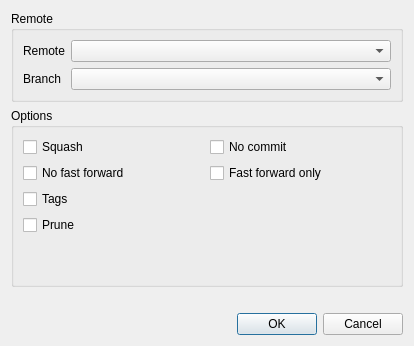
Above: src/dialogs/fetchdialog.ui from HamedMasafi/GitKlient before the change. Below: the same form after it.
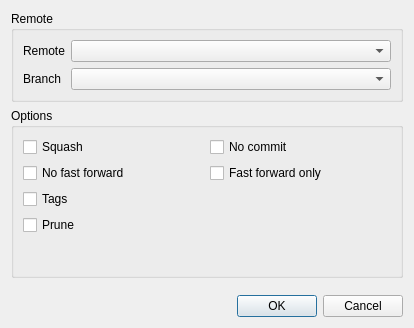
That is the form after the change.

```diff
--- a/src/dialogs/fetchdialog.ui
+++ b/src/dialogs/fetchdialog.ui
@@ -7,7 +7,7 @@
     <x>0</x>
     <y>0</y>
     <width>414</width>
-    <height>346</height>
+    <height>328</height>
    </rect>
   </property>
   <property name="windowTitle">
```
